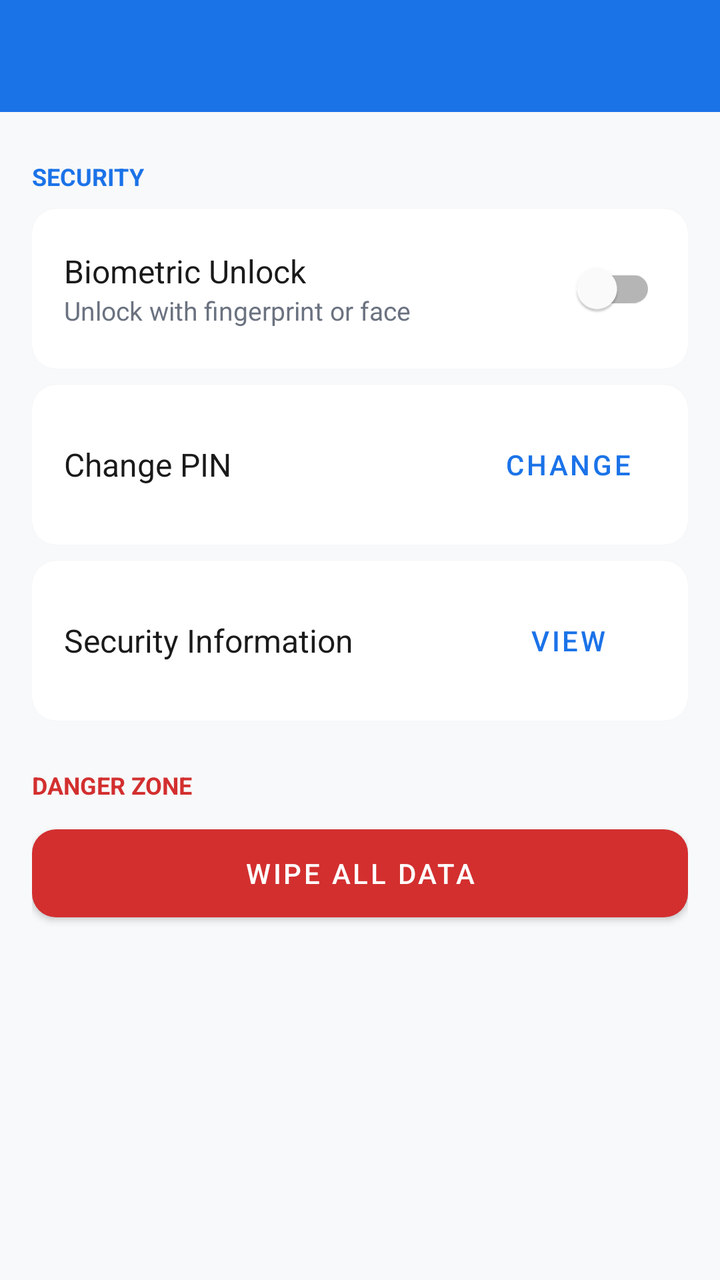
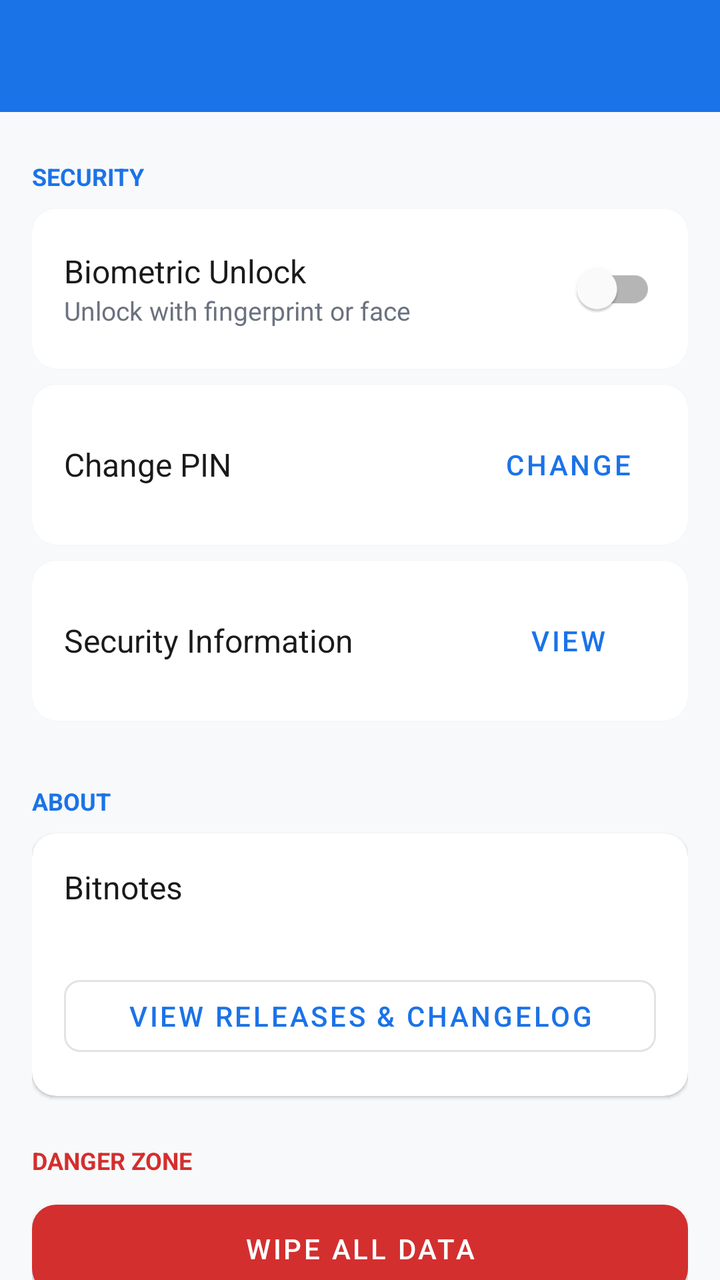

Before-and-after screenshots of an Android layout around one commit, followed by the original layout XML and the change that was made.
<!-- AndroidManifest.xml: application theme Theme.Bitnotes -->
<!-- res/layout/activity_settings.xml -->
<?xml version="1.0" encoding="utf-8"?>
<androidx.coordinatorlayout.widget.CoordinatorLayout
    xmlns:android="http://schemas.android.com/apk/res/android"
    xmlns:app="http://schemas.android.com/apk/res-auto"
    android:layout_width="match_parent"
    android:layout_height="match_parent"
    android:background="@color/background">

    <com.google.android.material.appbar.AppBarLayout
        android:layout_width="match_parent"
        android:layout_height="wrap_content"
        app:elevation="0dp">

        <androidx.appcompat.widget.Toolbar
            android:id="@+id/toolbar"
            android:layout_width="match_parent"
            android:layout_height="?attr/actionBarSize" />

    </com.google.android.material.appbar.AppBarLayout>

    <androidx.core.widget.NestedScrollView
        android:layout_width="match_parent"
        android:layout_height="match_parent"
        app:layout_behavior="@string/appbar_scrolling_view_behavior">

        <LinearLayout
            android:layout_width="match_parent"
            android:layout_height="wrap_content"
            android:orientation="vertical"
            android:padding="16dp">

            
            <TextView
                android:layout_width="wrap_content"
                android:layout_height="wrap_content"
                android:text="SECURITY"
                android:textSize="12sp"
                android:textStyle="bold"
                android:textColor="@color/primary"
                android:layout_marginBottom="8dp"
                android:layout_marginTop="8dp" />

            
            <com.google.android.material.card.MaterialCardView
                android:layout_width="match_parent"
                android:layout_height="wrap_content"
                android:layout_marginBottom="8dp"
                app:cardCornerRadius="12dp"
                app:cardElevation="1dp">

                <LinearLayout
                    android:layout_width="match_parent"
                    android:layout_height="wrap_content"
                    android:orientation="horizontal"
                    android:padding="16dp"
                    android:gravity="center_vertical">

                    <LinearLayout
                        android:layout_width="0dp"
                        android:layout_height="wrap_content"
                        android:layout_weight="1"
                        android:orientation="vertical">

                        <TextView
                            android:layout_width="wrap_content"
                            android:layout_height="wrap_content"
                            android:text="Biometric Unlock"
                            android:textSize="16sp"
                            android:textColor="@color/on_surface" />

                        <TextView
                            android:id="@+id/tvBiometricHint"
                            android:layout_width="wrap_content"
                            android:layout_height="wrap_content"
                            android:text="Unlock with fingerprint or face"
                            android:textSize="13sp"
                            android:textColor="@color/on_surface_variant" />

                    </LinearLayout>

                    <com.google.android.material.switchmaterial.SwitchMaterial
                        android:id="@+id/switchBiometric"
                        android:layout_width="wrap_content"
                        android:layout_height="wrap_content" />

                </LinearLayout>

            </com.google.android.material.card.MaterialCardView>

            
            <com.google.android.material.card.MaterialCardView
                android:layout_width="match_parent"
                android:layout_height="wrap_content"
                android:layout_marginBottom="8dp"
                app:cardCornerRadius="12dp"
                app:cardElevation="1dp">

                <LinearLayout
                    android:layout_width="match_parent"
                    android:layout_height="wrap_content"
                    android:orientation="horizontal"
                    android:padding="16dp"
                    android:gravity="center_vertical"
                    android:clickable="true"
                    android:focusable="true">

                    <TextView
                        android:layout_width="0dp"
                        android:layout_height="wrap_content"
                        android:layout_weight="1"
                        android:text="Change PIN"
                        android:textSize="16sp"
                        android:textColor="@color/on_surface" />

                    <com.google.android.material.button.MaterialButton
                        android:id="@+id/btnChangePin"
                        style="@style/Widget.MaterialComponents.Button.TextButton"
                        android:layout_width="wrap_content"
                        android:layout_height="wrap_content"
                        android:text="Change" />

                </LinearLayout>

            </com.google.android.material.card.MaterialCardView>

            
            <com.google.android.material.card.MaterialCardView
                android:layout_width="match_parent"
                android:layout_height="wrap_content"
                android:layout_marginBottom="24dp"
                app:cardCornerRadius="12dp"
                app:cardElevation="1dp">

                <LinearLayout
                    android:layout_width="match_parent"
                    android:layout_height="wrap_content"
                    android:orientation="horizontal"
                    android:padding="16dp"
                    android:gravity="center_vertical">

                    <TextView
                        android:layout_width="0dp"
                        android:layout_height="wrap_content"
                        android:layout_weight="1"
                        android:text="Security Information"
                        android:textSize="16sp"
                        android:textColor="@color/on_surface" />

                    <com.google.android.material.button.MaterialButton
                        android:id="@+id/btnSecurityInfo"
                        style="@style/Widget.MaterialComponents.Button.TextButton"
                        android:layout_width="wrap_content"
                        android:layout_height="wrap_content"
                        android:text="View" />

                </LinearLayout>

            </com.google.android.material.card.MaterialCardView>

            
            <TextView
                android:layout_width="wrap_content"
                android:layout_height="wrap_content"
                android:text="DANGER ZONE"
                android:textSize="12sp"
                android:textStyle="bold"
                android:textColor="@color/error"
                android:layout_marginBottom="8dp" />

            <com.google.android.material.button.MaterialButton
                android:id="@+id/btnWipeAll"
                android:layout_width="match_parent"
                android:layout_height="56dp"
                android:text="Wipe All Data"
                app:backgroundTint="@color/error"
                app:cornerRadius="12dp" />

        </LinearLayout>

    </androidx.core.widget.NestedScrollView>

</androidx.coordinatorlayout.widget.CoordinatorLayout>
<!-- resources referenced by this layout -->
<resources>
  <color name="background">#F8F9FA</color>
  <color name="error">#D32F2F</color>
  <color name="on_surface">#1A1A1A</color>
  <color name="on_surface_variant">#6B7280</color>
  <color name="primary">#1B73E8</color>
  <style name="Theme.Bitnotes" parent="Theme.MaterialComponents.Light.NoActionBar">
          <item name="colorPrimary">@color/primary</item>
          <item name="colorPrimaryVariant">@color/primary_variant</item>
          <item name="colorOnPrimary">@color/on_primary</item>
          <item name="android:colorBackground">@color/background</item>
          <item name="colorSurface">@color/surface</item>
          <item name="colorOnSurface">@color/on_surface</item>
          <item name="colorError">@color/error</item>
          <item name="android:statusBarColor">@color/primary</item>
          <item name="android:navigationBarColor">@color/background</item>
          <item name="android:windowBackground">@color/background</item>
      </style>
  <color name="primary_variant">#1557B0</color>
  <color name="on_primary">#FFFFFF</color>
  <color name="surface">#FFFFFF</color>
</resources>

<!-- the commit's change to res/layout/activity_settings.xml (unified diff, before → after) -->
@@ -161,6 +161,73 @@
             <TextView
                 android:layout_width="wrap_content"
                 android:layout_height="wrap_content"
+                android:text="ABOUT"
+                android:textSize="12sp"
+                android:textStyle="bold"
+                android:textColor="@color/primary"
+                android:layout_marginBottom="8dp"
+                android:layout_marginTop="8dp" />
+
+            <com.google.android.material.card.MaterialCardView
+                android:layout_width="match_parent"
+                android:layout_height="wrap_content"
+                android:layout_marginBottom="24dp"
+                app:cardCornerRadius="12dp"
+                app:cardElevation="1dp">
+
+                <LinearLayout
+                    android:layout_width="match_parent"
+                    android:layout_height="wrap_content"
+                    android:orientation="vertical"
+                    android:padding="16dp">
+
+                    <LinearLayout
+                        android:layout_width="match_parent"
+                        android:layout_height="wrap_content"
+                        android:orientation="horizontal"
+                        android:gravity="center_vertical"
+                        android:layout_marginBottom="12dp">
+
+                        <LinearLayout
+                            android:layout_width="0dp"
+                            android:layout_height="wrap_content"
+                            android:layout_weight="1"
+                            android:orientation="vertical">
+
+                            <TextView
+                                android:layout_width="wrap_content"
+                                android:layout_height="wrap_content"
+                                android:text="Bitnotes"
+                                android:textSize="16sp"
+                                android:textColor="@color/on_surface" />
+
+                            <TextView
+                                android:id="@+id/tvVersionName"
+                                android:layout_width="wrap_content"
+                                android:layout_height="wrap_content"
+                                android:textSize="13sp"
+                                android:textColor="@color/on_surface_variant" />
+
+                        </LinearLayout>
+
+                    </LinearLayout>
+
+                    <com.google.android.material.button.MaterialButton
+                        android:id="@+id/btnViewReleases"
+                        style="@style/Widget.MaterialComponents.Button.OutlinedButton"
+                        android:layout_width="match_parent"
+                        android:layout_height="wrap_content"
+                        android:text="View Releases &amp; Changelog"
+                        app:cornerRadius="8dp" />
+
+                </LinearLayout>
+
+            </com.google.android.material.card.MaterialCardView>
+
+            
+            <TextView
+                android:layout_width="wrap_content"
+                android:layout_height="wrap_content"
                 android:text="DANGER ZONE"
                 android:textSize="12sp"
                 android:textStyle="bold"
